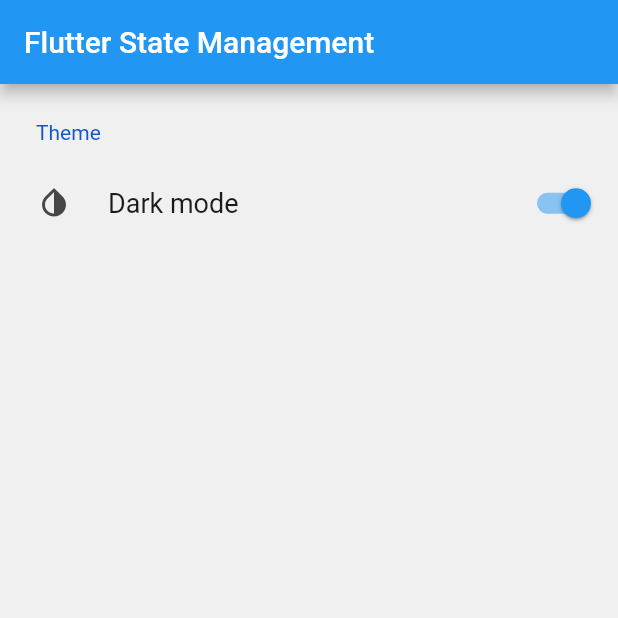
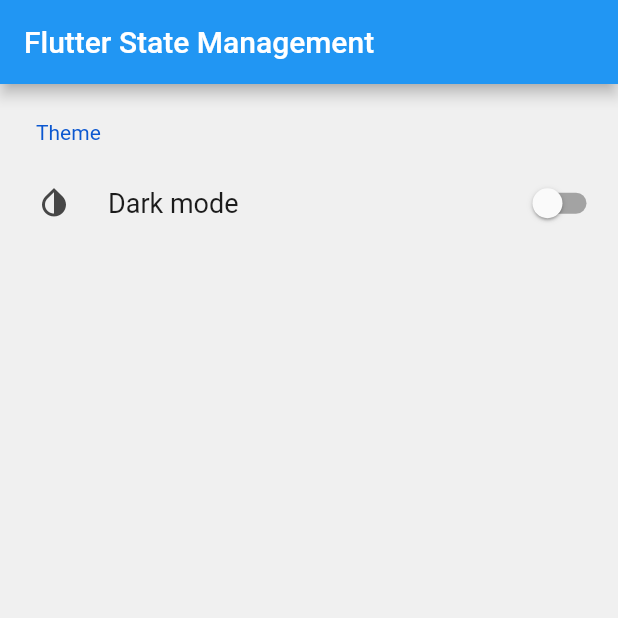
Before and after one commit to sdim2016/flutter-state-management, a Flutter app: the screen it shows after launch, item 3 of the bottom bar chosen, on a phone screen of 412 x 824 dp, the top half of it. Run offline on Flutter 3.47's test engine with Material 2 defaults, Android fonts, the phone set to English and light mode, and no system bars; drawn by our look-alikes of settings_ui; our stand-ins replace bloc, dio, equatable, flutter_bloc, flutter_mobx, flutter_redux and 6 more; accounts and stored records are empty; generated files the repository leaves out were written again; network calls fail.

Commit message:
[Redux] Settings implemented

```diff
--- a/redux_sm/lib/main.dart
+++ b/redux_sm/lib/main.dart
@@ -1,12 +1,31 @@
 import 'package:flutter/material.dart';
+import 'package:flutter_redux/flutter_redux.dart';
 import 'package:redux/redux.dart';
+import 'package:reduxsm/redux/actions.dart';
 import 'package:reduxsm/redux/app_state.dart';
+import 'package:reduxsm/redux/middleware.dart';
+import 'package:reduxsm/redux/reducers.dart';
 import 'package:reduxsm/view/main_screen.dart';
 
 void main() {
-  //final Store<AppState> store = Store<AppState>();
+  WidgetsFlutterBinding.ensureInitialized();
+  final Store<AppState> store = Store<AppState>(
+      appStateReducer,
+      initialState: AppState(),
+      middleware: [
+        settingsMiddleware,
+        newsMiddleware,
+        notesMiddleware,
+      ],
+  );
 
-  runApp(MyApp());
+  store.dispatch(GetSettings());
+  store.dispatch(GetNotes());
+  store.dispatch(GetNews());
+
+  runApp(MyApp(
+    store: store,
+  ));
 }
 
 class MyApp extends StatelessWidget {
@@ -16,10 +35,18 @@
 
   @override
   Widget build(BuildContext context) {
-    return MaterialApp(
-      title: 'Flutter State Management',
-      theme: ThemeData.light(),
-      home: MainScreen(title: 'Flutter State Management'),
+    return StoreProvider<AppState>(
+      store: store,
+      child: StoreConnector<AppState, bool>(
+        converter: (store) => store.state.darkTheme,
+        builder: (context, darkTheme) {
+          return MaterialApp(
+            title: 'Flutter State Management',
+            theme: darkTheme ? ThemeData.dark() : ThemeData.light(),
+            home: MainScreen(title: 'Flutter State Management'),
+          );
+        }
+      ),
     );
   }
 }
--- a/redux_sm/lib/redux/middleware.dart
+++ b/redux_sm/lib/redux/middleware.dart
@@ -47,4 +47,5 @@
       noteRepository.deleteNoteById(action.noteId).then((_) => store.dispatch(GetNotes()));
     }
   }
+  next(action);
 }
--- a/redux_sm/lib/view/pages/settings_page.dart
+++ b/redux_sm/lib/view/pages/settings_page.dart
@@ -1,13 +1,23 @@
 import 'package:flutter/material.dart';
+import 'package:flutter_redux/flutter_redux.dart';
+import 'package:reduxsm/redux/actions.dart';
+import 'package:reduxsm/redux/app_state.dart';
 import 'package:settings_ui/settings_ui.dart';
 
 class SettingsPage extends StatelessWidget {
   @override
   Widget build(BuildContext context) {
     return Center(
-      child: SettingsList(
-        darkBackgroundColor: ThemeData.dark().scaffoldBackgroundColor,
-        lightBackgroundColor: ThemeData.light().scaffoldBackgroundColor,
+      child: StoreConnector<AppState, _ViewModel>(
+        converter: (store) => _ViewModel(darkTheme: store.state.darkTheme, onPressed: (darkTheme) => store.dispatch(SaveSettings(darkTheme))),
+        builder: (context, viewModel) {
+          return SettingsList(
+            darkBackgroundColor: ThemeData
+                .dark()
+                .scaffoldBackgroundColor,
+            lightBackgroundColor: ThemeData
+                .light()
+                .scaffoldBackgroundColor,
             sections: [
               SettingsSection(
                 title: 'Theme',
@@ -15,13 +25,24 @@
                   SettingsTile.switchTile(
                       title: 'Dark mode',
                       leading: Icon(Icons.invert_colors),
-                  onToggle: (bool value) {},
-                  switchValue: true
+                      onToggle: (bool value) {
+                        viewModel.onPressed(value);
+                      },
+                      switchValue: viewModel.darkTheme
                   )
                 ],
               )
             ],
+          );
+        }
       ),
     );
   }
 }
+
+class _ViewModel {
+  final bool darkTheme;
+  final void Function(bool darkTheme) onPressed;
+
+  _ViewModel({this.darkTheme, this.onPressed});
+}
```
Also changed, not shown: 2 other files. Lines whose indentation alone changed are shown as unchanged.
